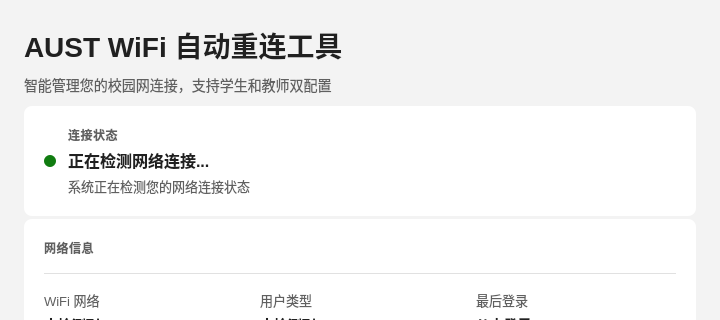
Before: the Qt Designer form mainwindow.ui in Mengxun326/AUST-WIFI, drawn with Qt 5; both pictures show x 0 to 720 and y 0 to 320 of the 720 by 580 pixel window.
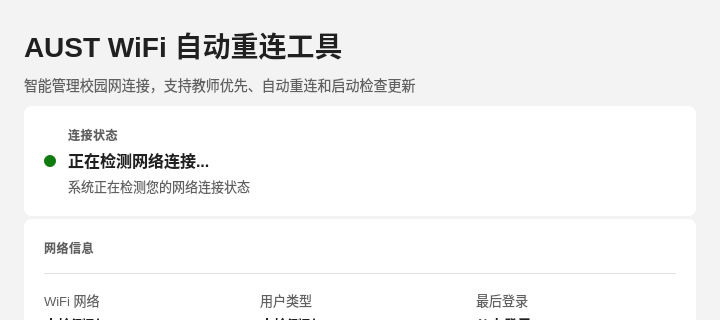
After: the same form once the commit is applied.

```diff
--- a/mainwindow.ui
+++ b/mainwindow.ui
@@ -227,7 +227,7 @@
       <item>
        <widget class="QLabel" name="subtitleLabel">
         <property name="text">
-         <string>智能管理您的校园网连接，支持学生和教师双配置</string>
+         <string>智能管理校园网连接，支持教师优先、自动重连和启动检查更新</string>
         </property>
        </widget>
       </item>
```
